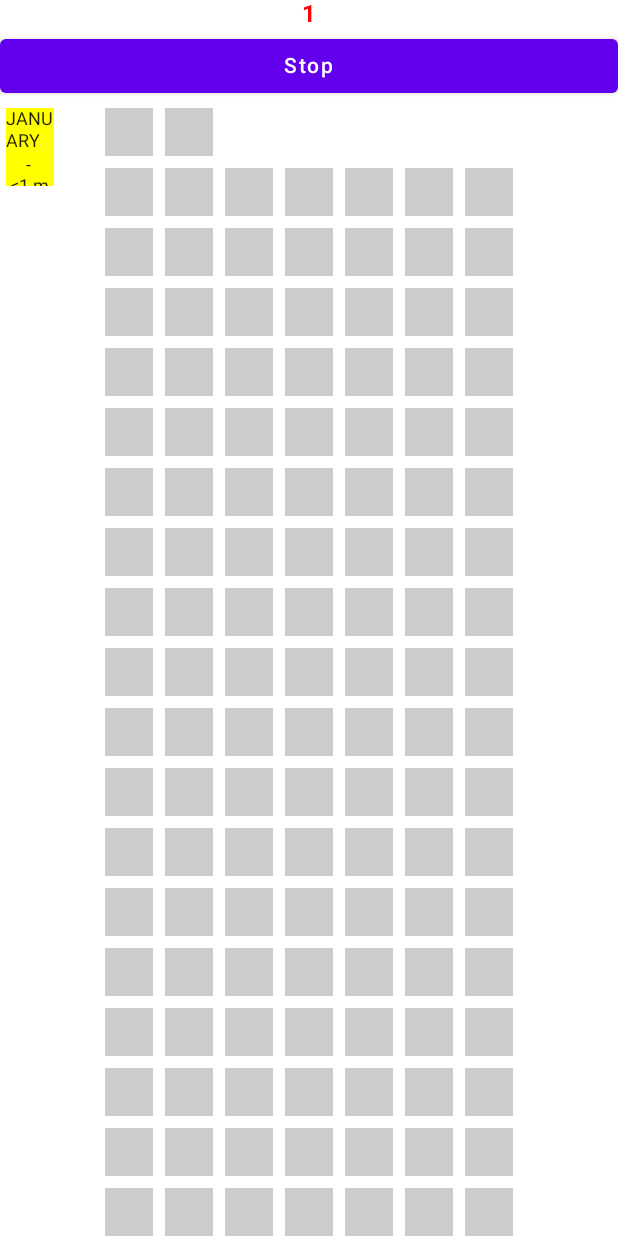
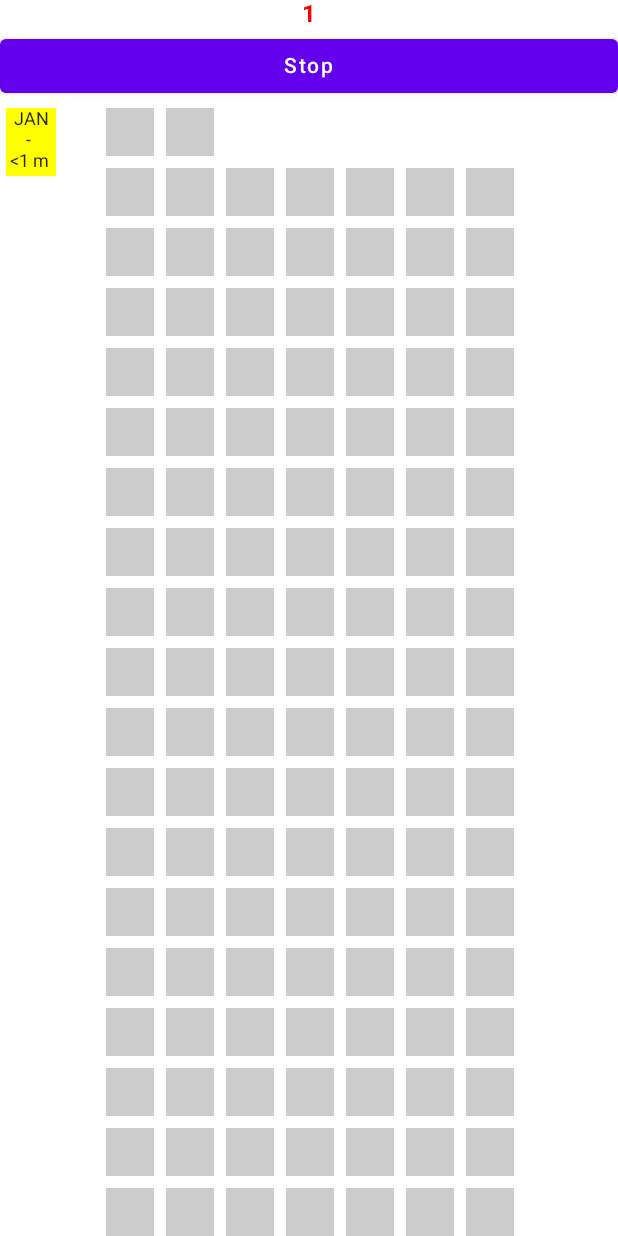
Before and after one commit to AndreyDevin/my-apps, an Android app built with Jetpack Compose: the screen it shows after launch (MainActivity), after a tap on "Start", on a phone screen of 412 x 824 dp. Run offline under Robolectric (Android 15) with nearby library versions, the phone set to English and light mode, and no system bars; our stand-ins replace Room's generated code.

Commit message:
In Scorer: all years taken, not just current

```diff
--- a/Scorer/app/src/main/java/com/example/scorer/MainActivity.kt
+++ b/Scorer/app/src/main/java/com/example/scorer/MainActivity.kt
@@ -113,9 +113,9 @@ fun MainScreen(
                     Column {
                         durationByMonth.value!!.asReversed().forEach { (month, durations) ->
                             Text(
-                                text = "$month\n${minToTimeFormat(durations/60)}",
+                                text = "  ${month.take(3)}\n${minToTimeFormat(durations/60)}",
                                 modifier = Modifier
-                                    .size(40.dp, 60.dp)
+                                    .size(41.dp, 53.dp)
                                     .padding(4.dp)
                                     .background(Color.Yellow),
                                 fontSize = 12.sp
--- a/Scorer/app/src/main/java/com/example/scorer/MainViewModel.kt
+++ b/Scorer/app/src/main/java/com/example/scorer/MainViewModel.kt
@@ -1,7 +1,6 @@
 package com.example.scorer
 
 import android.os.Build
-import android.util.Log
 import androidx.annotation.RequiresApi
 import androidx.lifecycle.ViewModel
 import androidx.lifecycle.viewModelScope
@@ -25,8 +24,8 @@ class MainViewModel(
     private val database: DailyDataDao,
     private val timer: Timer
 ) : ViewModel() {
+
     private val nowDayOfYear
-
     get() = LocalDate.now().year * 1000 + LocalDate.now().dayOfYear
 
     private val allDay: StateFlow<List<Day>> = this.database.getAll()
@@ -54,7 +53,6 @@ class MainViewModel(
                 listOfDurationByMonth.value = groupByMountList.map { (mount, days) ->
                     mount.name to days.sumOf { day -> day.second }
                 }
-                Log.d("timer_state", listOfDurationByMonth.value.toString())
             }
         }
         viewModelScope.launch {
@@ -66,7 +64,7 @@ class MainViewModel(
         var itemDay = LocalDate.now()
         var weekCount = 0
         val list = mutableListOf(mutableMapOf<Long, Long>())
-        val deyKey = { LocalDate.now().year * 1000 + itemDay.dayOfYear.toLong() }
+        val deyKey = { itemDay.year * 1000 + itemDay.dayOfYear.toLong() }
 
         while (itemDay.isAfter(LocalDate.of(2022, 12, 31))) {
             allDay.value
@@ -148,4 +146,3 @@ class MainViewModel(
         }
     }
 }
-//Log.d("timer_state", timer.isOn.toString())
```
